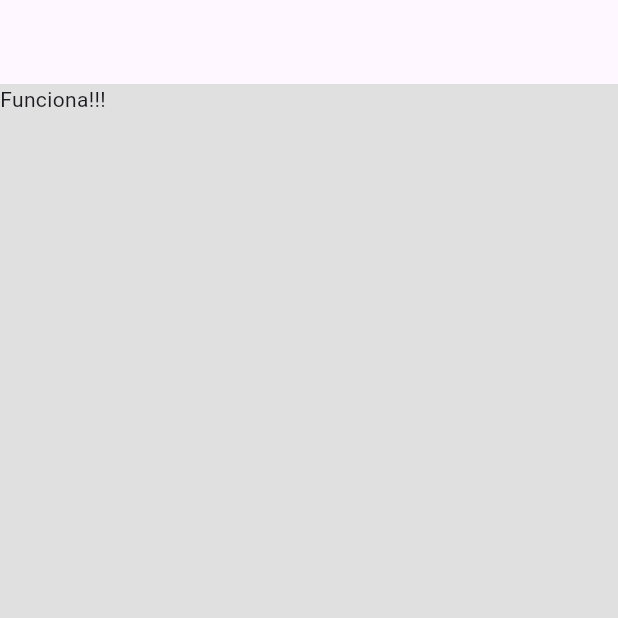
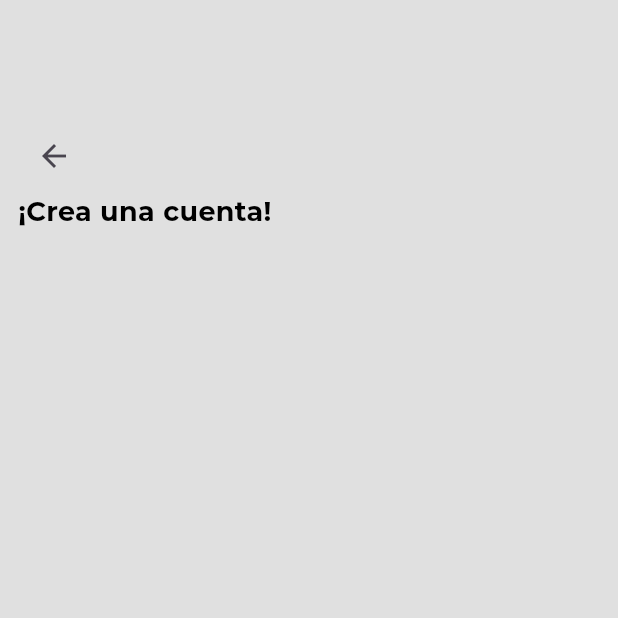
Before and after one commit to Paoli99/PawControl, a Flutter app: the SignUp screen opened directly, on a phone screen of 412 x 824 dp, the top half of it. Run offline on Flutter 3.47's test engine with Material 3 defaults, Android fonts, the phone set to English and light mode, and no system bars; our stand-ins replace font_awesome_flutter, google_fonts.

Commit message:
Small style changes on signup page

```diff
--- a/lib/constants/fonts.dart
+++ b/lib/constants/fonts.dart
@@ -8,6 +8,14 @@ abstract class TextsFont {
         textStyle: TextStyle(
           color: ColorsApp.black,
           fontSize: 42.0,
+          fontWeight: FontWeight.bold));
+  }
+
+  static TextStyle get titulos {
+    return GoogleFonts.montserrat(
+        textStyle: TextStyle(
+          color: ColorsApp.black,
+          fontSize: 18.0,
           fontWeight: FontWeight.bold));
   }
 
--- a/lib/screens/auth_ui/sign_up/signup.dart
+++ b/lib/screens/auth_ui/sign_up/signup.dart
@@ -1,4 +1,5 @@
 import 'package:flutter/material.dart';
+import 'package:pawcontrol/widgets/top_titles.dart';
 
 class SignUp extends StatelessWidget {
   const SignUp({Key? key}) : super(key: key);
@@ -6,11 +7,13 @@ class SignUp extends StatelessWidget {
   @override
   Widget build(BuildContext context) {
     return Scaffold(
-      appBar: AppBar(),
-      body: const Column(
-        children: [
-          Text("Funciona!!!"),
-        ],
+      body:Padding(
+        padding: const EdgeInsets.all(12.0),
+        child: Column(
+          children:  const [
+            TopTitles(title: "¡Crea una cuenta!")
+          ],
+        ),
       ),
     );
   }
--- a/lib/screens/home/home.dart
+++ b/lib/screens/home/home.dart
@@ -0,0 +1,17 @@
+import 'package:flutter/material.dart';
+
+class Home extends StatelessWidget {
+  const Home({Key? key}) : super(key: key);
+
+  @override
+  Widget build(BuildContext context) {
+    return Scaffold(
+      appBar: AppBar(),
+      body: const Column(
+        children: [
+          Text("Funciona!!!"),
+        ],
+      ),
+    );
+  }
+}
--- /dev/null
+++ b/lib/widgets/top_titles.dart
@@ -0,0 +1,28 @@
+import 'package:flutter/cupertino.dart';
+import 'package:flutter/material.dart';
+import 'package:pawcontrol/constants/fonts.dart';
+
+class TopTitles extends StatelessWidget{
+
+  final String title;
+  const TopTitles({super.key, required this.title});
+
+  @override
+  Widget build(BuildContext context){
+    return Column(
+      crossAxisAlignment: CrossAxisAlignment.start,
+      children: [
+        const SizedBox(
+          height: kToolbarHeight + 12,
+        ),
+
+        if(title == "¡Crea una cuenta!") const BackButton(),
+
+        Text(
+          title,
+          style: TextsFont.titulos,
+        )
+      ],
+    );
+  }
+}
```
